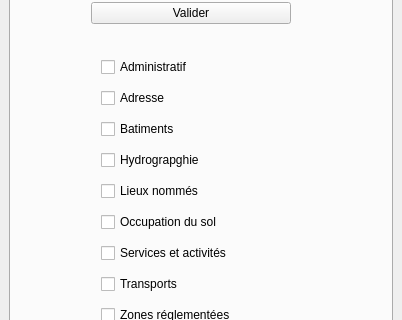
Above: QuickIGN_dockwidget_base.ui from chloemorgat/QuickIGN before the change; both pictures show x 0 to 402 and y 173 to 493 of the 402 by 800 pixel window. Below: the same form after it.
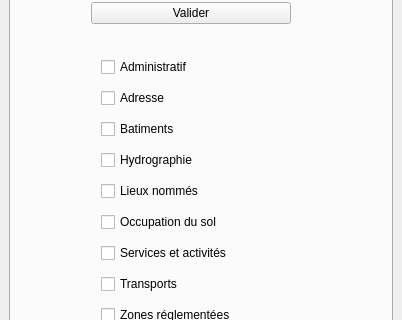
That is the form after the change. The open tabs and pages were chosen to show the change. Icons and pictures are not drawn. Custom widgets are drawn as their Qt base class.

Commit message: correction hydrographie

```diff
--- a/QuickIGN_dockwidget_base.ui
+++ b/QuickIGN_dockwidget_base.ui
@@ -661,7 +661,7 @@
              <item>
               <widget class="QCheckBox" name="checkBoxHydro">
                <property name="text">
-                <string>Hydrograpghie</string>
+                <string>Hydrographie</string>
                </property>
               </widget>
              </item>
```
Left out of the diff: 4 changed lines with no effect on the pictures. The commit also changes 2 other files.
